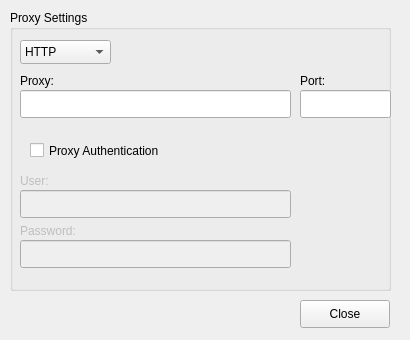
Before: the Qt Designer form gui/settings.ui in EduardoOsquel/mailmainsuite, drawn with Qt 5.
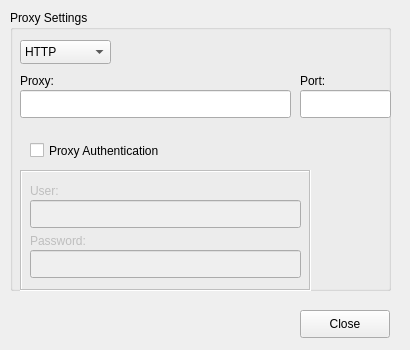
After: the same form once the commit is applied. Icons and pictures are not drawn.

The edit to the form file:
```diff
--- a/gui/settings.ui
+++ b/gui/settings.ui
@@ -7,19 +7,19 @@
     <x>0</x>
     <y>0</y>
     <width>410</width>
-    <height>340</height>
+    <height>350</height>
    </rect>
   </property>
   <property name="minimumSize">
    <size>
     <width>410</width>
-    <height>340</height>
+    <height>350</height>
    </size>
   </property>
   <property name="maximumSize">
    <size>
     <width>410</width>
-    <height>340</height>
+    <height>350</height>
    </size>
   </property>
   <property name="baseSize">
@@ -129,7 +129,7 @@
      <string>Proxy Authentication</string>
     </property>
    </widget>
-   <widget class="QLabel" name="userLabel">
+   <widget class="QFrame" name="frameAuth">
     <property name="enabled">
      <bool>false</bool>
     </property>
@@ -137,6 +137,37 @@
      <rect>
       <x>10</x>
       <y>160</y>
+      <width>291</width>
+      <height>121</height>
+     </rect>
+    </property>
+    <property name="frameShape">
+     <enum>QFrame::Box</enum>
+    </property>
+    <property name="frameShadow">
+     <enum>QFrame::Sunken</enum>
+    </property>
+    <widget class="QLineEdit" name="passwordEdit">
+     <property name="enabled">
+      <bool>false</bool>
+     </property>
+     <property name="geometry">
+      <rect>
+       <x>10</x>
+       <y>80</y>
+       <width>271</width>
+       <height>28</height>
+      </rect>
+     </property>
+    </widget>
+    <widget class="QLabel" name="userLabel">
+     <property name="enabled">
+      <bool>false</bool>
+     </property>
+     <property name="geometry">
+      <rect>
+       <x>10</x>
+       <y>10</y>
       <width>58</width>
       <height>21</height>
      </rect>
@@ -145,19 +176,6 @@
      <string>User:</string>
     </property>
    </widget>
-   <widget class="QLineEdit" name="userEdit">
-    <property name="enabled">
-     <bool>false</bool>
-    </property>
-    <property name="geometry">
-     <rect>
-      <x>10</x>
-      <y>180</y>
-      <width>271</width>
-      <height>28</height>
-     </rect>
-    </property>
-   </widget>
    <widget class="QLabel" name="passwordLabel">
     <property name="enabled">
      <bool>false</bool>
@@ -165,7 +183,7 @@
     <property name="geometry">
      <rect>
       <x>10</x>
-      <y>210</y>
+       <y>60</y>
       <width>58</width>
       <height>21</height>
      </rect>
@@ -174,25 +192,33 @@
      <string>Password:</string>
     </property>
    </widget>
-   <widget class="QLineEdit" name="passwordEdit">
+    <widget class="QLineEdit" name="userEdit">
     <property name="enabled">
      <bool>false</bool>
     </property>
     <property name="geometry">
      <rect>
       <x>10</x>
-      <y>230</y>
+       <y>30</y>
       <width>271</width>
       <height>28</height>
      </rect>
     </property>
    </widget>
+   </widget>
+   <zorder>frameAuth</zorder>
+   <zorder>comboBox</zorder>
+   <zorder>proxyEdit</zorder>
+   <zorder>proxyLabel</zorder>
+   <zorder>portEdit</zorder>
+   <zorder>portLabel</zorder>
+   <zorder>checkBox</zorder>
   </widget>
   <widget class="QPushButton" name="pushClose">
    <property name="geometry">
     <rect>
      <x>300</x>
-     <y>300</y>
+     <y>310</y>
      <width>90</width>
      <height>28</height>
     </rect>
```
Left out of the diff: 2 changed lines with no effect on the pictures. Lines whose indentation alone changed are shown as unchanged.
